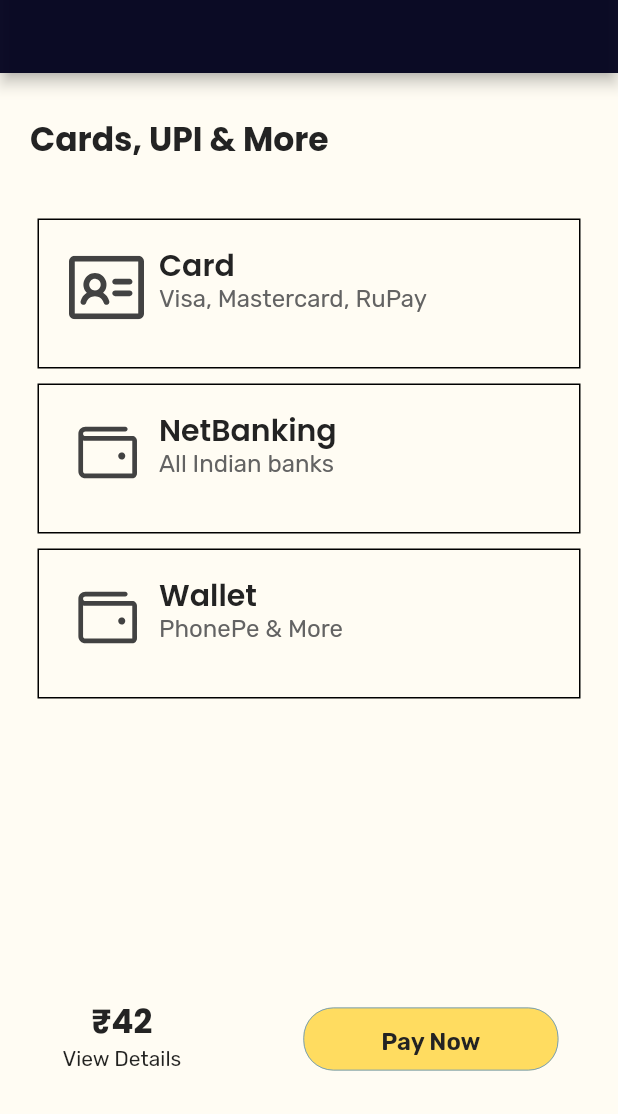
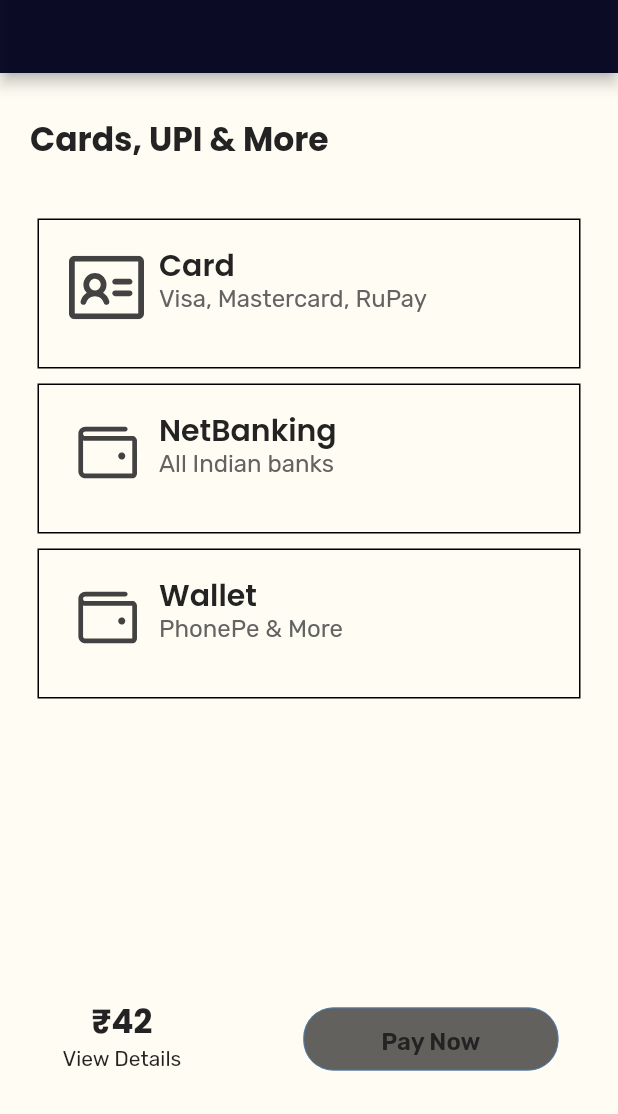
Before and after one commit to Huzaifa-Tawab/settleLoansApp, a Flutter app: the Paymentgateway screen opened directly, on a phone screen of 412 x 824 dp, the part 122-1236 px from its top. Run offline on Flutter 3.47's test engine with Material 2 defaults, Android fonts, the phone set to English and light mode, and no system bars; our stand-ins replace cloud_firestore, firebase_auth, firebase_core, flutter_svg, google_fonts, google_sign_in and 1 more; missing offline and left inert: booking_calendar; accounts and stored records are empty.

Commit message:
payment setup

```diff
--- a/lib/Screens/Client/paymentgateway.dart
+++ b/lib/Screens/Client/paymentgateway.dart
@@ -3,7 +3,10 @@ import 'package:google_fonts/google_fonts.dart';
 import 'package:settle_loans/Components/icons.dart';
 import 'package:settle_loans/Constrains/Buttons.dart';
 import 'package:settle_loans/Constrains/textstyles.dart';
-
+import 'package:settle_loans/Screens/Client/client_home.dart';
+bool _isCardChecked = false;
+bool _isnetBChecked = false;
+bool _isWalletChecked = false;
 class Paymentgateway extends StatefulWidget {
   const Paymentgateway({super.key});
 
@@ -12,6 +15,20 @@ class Paymentgateway extends StatefulWidget {
 }
 
 class _PaymentgatewayState extends State<Paymentgateway> {
+  bool ispayactived = false;
+   @override
+
+  void initState() {
+
+    // TODO: implement initState
+    super.initState();
+    setState(() {
+      _isCardChecked = false;
+ _isnetBChecked = false;
+ _isWalletChecked = false;
+    });
+  }
+
   @override
    Widget build(BuildContext context) {
     return Scaffold(
@@ -61,7 +78,12 @@ class _PaymentgatewayState extends State<Paymentgateway> {
 
 
              onPressed: () {
-              showDataAlert(context);
+              setState(() {
+               ispayactived? showDataAlert(context):null;
+
+
+              });
+
              },
 
            child: Text("Pay Now", style: TextStyle(
@@ -71,7 +93,7 @@ class _PaymentgatewayState extends State<Paymentgateway> {
           fontWeight: FontWeight.w600,
           height: 1.60,
         ),), style: TextButton.styleFrom(
-        backgroundColor: const Color(0xFFFFDC60),
+        backgroundColor: ispayactived?const Color(0xFFFFDC60):Color.fromARGB(255, 99, 97, 93),
         shape: RoundedRectangleBorder(
           side: const BorderSide(width: 0.50, color: Color(0xFF488AD2)),
           borderRadius: BorderRadius.circular(20),
@@ -86,9 +108,35 @@ class _PaymentgatewayState extends State<Paymentgateway> {
           children: [
             Text("Cards, UPI & More",style: HeadingTextStyle1(),),
             SizedBox(height: 20,),
-            Containerbutton(img: creditcard,text: "Card",text2: "Visa, Mastercard, RuPay", onPressed: (){}),
-            Containerbutton(img:Iconwallet,text: "NetBanking",text2: "All Indian banks", onPressed: (){}),
-            Containerbutton(img: Iconwallet,text: "Wallet",text2: "PhonePe & More", onPressed: (){}),
+            PaymentContainer(img: creditcard,text: "Card",text2: "Visa, Mastercard, RuPay",isChecked: _isCardChecked, ontap: (){
+              print("Card");
+               setState(() {
+                  ispayactived=true;
+
+      _isCardChecked = true;
+      _isnetBChecked = false;
+      _isWalletChecked=false;
+    });
+            }),
+            PaymentContainer(img:Iconwallet,text: "NetBanking",text2: "All Indian banks",isChecked: _isnetBChecked, ontap: (){
+                 print("NetBanking");
+                 setState(() {
+                  ispayactived=true;
+    _isCardChecked = false;
+      _isnetBChecked = true;
+      _isWalletChecked=false;
+    });
+            }),
+            PaymentContainer(img: Iconwallet,text: "Wallet",text2: "PhonePe & More",isChecked: _isWalletChecked, ontap: (){
+                 print("Wallet");
+                 setState(() {
+  _isCardChecked = false;
+                  ispayactived=true;
+
+      _isnetBChecked = false;
+      _isWalletChecked=true;
+    });
+            }),
           ],
         ),
       ),
@@ -97,26 +145,36 @@ class _PaymentgatewayState extends State<Paymentgateway> {
 }
 
 
-class Containerbutton extends StatelessWidget {
+class PaymentContainer extends StatelessWidget {
   final String text;
   final String text2;
-  final Function onPressed;
+  final Function ontap;
+  final isChecked;
   Widget img;
 
-   Containerbutton(
-      {super.key, required this.text, required this.img,required this.text2, required this.onPressed});
+   PaymentContainer(
+      {super.key, required this.text, required this.img,required this.text2, required this.ontap,required this.isChecked});
 
   @override
   Widget build(BuildContext context) {
     return InkWell(
+    onTap: () {
+    ontap();
 
-      child: Container(
+    },
+
+      child:
+           Container(
         margin: EdgeInsets.all(5),
         height: 100,
       width:MediaQuery.sizeOf(context).width,
       padding: EdgeInsets.all(20),
       decoration: BoxDecoration( border: Border.all(),),
-      child: Row(
+      child:  Row(
+        mainAxisAlignment: MainAxisAlignment.spaceBetween,
+        children: [
+
+          Row(
             mainAxisAlignment: MainAxisAlignment.start,
             crossAxisAlignment: CrossAxisAlignment.start,
             children: [
@@ -134,6 +192,12 @@ class Containerbutton extends StatelessWidget {
               )
               ],
               )
+              ],
+              ) ,isChecked? Icon(
+                Icons.check,
+                color: Color.fromARGB(255, 141, 5, 5),
+              )
+            : SizedBox(),
         ],
       ),
 
@@ -179,7 +243,15 @@ showDataAlert(context) {
                       Padding(
                         padding: const EdgeInsets.only(top: 20),
                         child: TextButton(
-                                      onPressed: () => Navigator.pop(context, 'OK'),
+                                      onPressed: () {
+                                        // Navigator.pop(context);
+                                        Navigator.of(context).pushAndRemoveUntil(
+                                          MaterialPageRoute(
+                                              builder: (context) =>ClientHome()),
+                                              (route) => false
+                                        );
+
+                                      },
                                       child: const Text('OK'),
                                     ),
                       ),
--- a/lib/main.dart
+++ b/lib/main.dart
@@ -2,6 +2,7 @@ import 'package:firebase_core/firebase_core.dart';
 import 'package:flutter/material.dart';
 import 'package:google_fonts/google_fonts.dart';
 import 'package:settle_loans/Screens/Client/client_data.dart';
+import 'package:settle_loans/Screens/Client/paymentgateway.dart';
 import 'package:settle_loans/Screens/Client/services.dart';
 import '/Constrains/colors.dart';
 import '/Screens/splashscreen.dart';
@@ -34,6 +35,7 @@ class MyApp extends StatelessWidget {
         // ),
         fontFamily: GoogleFonts.rubik().fontFamily,
       ),
+      // home: Paymentgateway(),
       home: SplashScreen(),
       // home: ServicesPage(),
       // home: ClientDataScreen1(),
```
Lines whose indentation alone changed are shown as unchanged.
